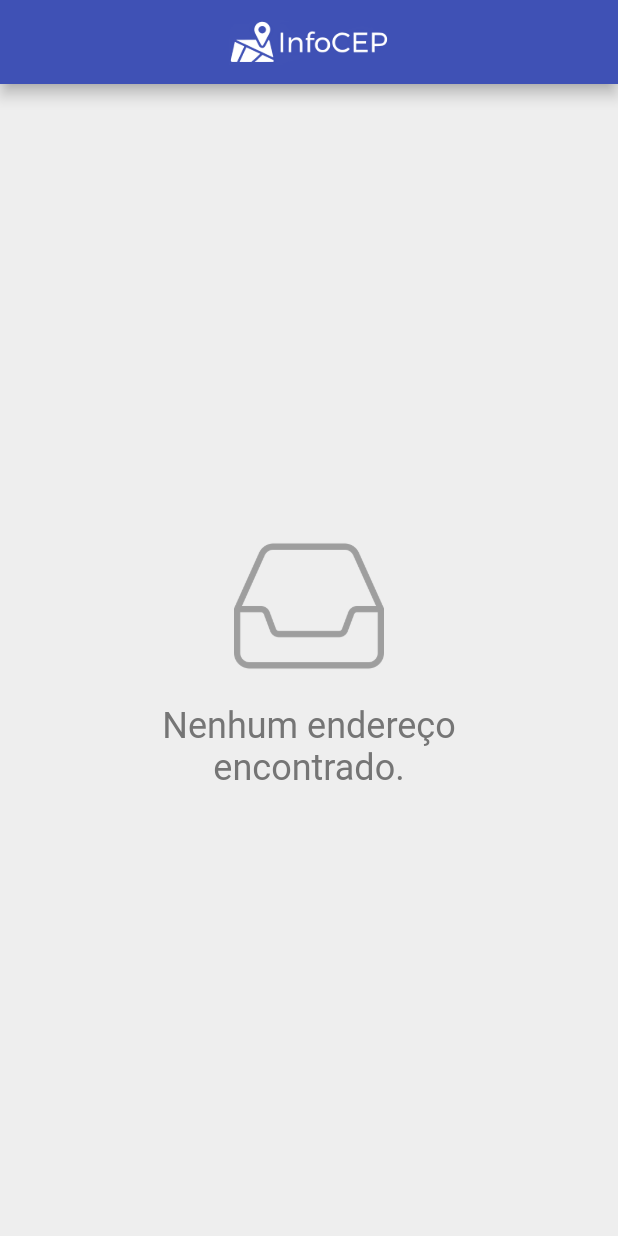
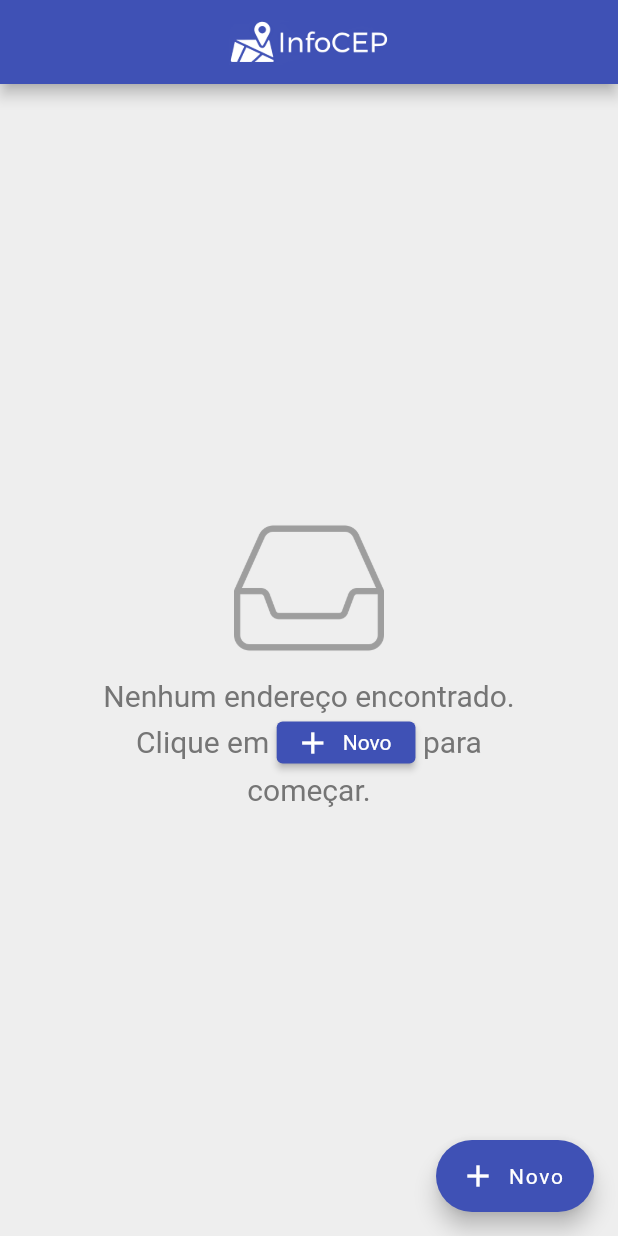
Before and after one commit to DCubix/infocep, a Flutter app: the screen it shows after launch, on a phone screen of 412 x 824 dp. Run offline on Flutter 3.47's test engine with Material 2 defaults, Android fonts, the phone set to English and light mode, and no system bars; our stand-ins replace flutter_spinkit, get, sembast.

Commit message:
:construction: Ajustes widget "Empty" + README

```diff
--- a/lib/pages/home.dart
+++ b/lib/pages/home.dart
@@ -1,3 +1,4 @@
+import 'package:flutter/gestures.dart';
 import 'package:flutter/material.dart';
 import 'package:get/get.dart';
 import 'package:infocep/models/endereco.dart';
@@ -37,7 +38,12 @@ class _HomePageState extends State<HomePage> {
       : null;
 
     final list = await dao.query(
-      finder: Finder(filter: filter, offset: start, limit: 20, sortOrders: [ SortOrder('dataRegistro', false) ])
+      finder: Finder(
+        filter: filter,
+        offset: start,
+        limit: 20,
+        sortOrders: [ SortOrder('dataRegistro', false) ],
+      ),
     );
 
     if (list.isEmpty) {
@@ -49,6 +55,7 @@ class _HomePageState extends State<HomePage> {
 
   @override
   Widget build(BuildContext context) {
+    final theme = Theme.of(context);
     return Scaffold(
       appBar: AppBar(
         title: const AppTitle(),
@@ -63,9 +70,27 @@ class _HomePageState extends State<HomePage> {
 
           final data = snap.data ?? [];
           if (data.isEmpty) {
-            return const Empty(
+            return Empty(
               state: EmptyState.empty,
-              message: 'Nenhum endereço encontrado.',
+              message: [
+                const TextSpan(
+                  text: 'Nenhum endereço encontrado. Clique em '
+                ),
+                WidgetSpan(
+                  alignment: PlaceholderAlignment.middle,
+                  child: ElevatedButton.icon(
+                    style: ElevatedButton.styleFrom(
+                      visualDensity: VisualDensity.compact,
+                    ),
+                    onPressed: () {},
+                    label: const Text('Novo'),
+                    icon: const Icon(Icons.add),
+                  ),
+                ),
+                const TextSpan(
+                  text: ' para começar.'
+                ),
+              ],
             );
           }
 
@@ -74,6 +99,11 @@ class _HomePageState extends State<HomePage> {
           );
         },
       ),
+      floatingActionButton: FloatingActionButton.extended(
+        onPressed: () {},
+        icon: const Icon(Icons.add),
+        label: const Text('Novo'),
+      ),
     );
   }
 }
--- a/lib/theme.dart
+++ b/lib/theme.dart
@@ -28,12 +28,9 @@ final ThemeData appTheme = ThemeData(
     minWidth: 88,
     height: 36,
     padding: EdgeInsets.only(top: 0, bottom: 0, left: 16, right: 16),
-    shape: StadiumBorder(
-        side: BorderSide(
-      color: Color(0xff000000),
-      width: 0,
-      style: BorderStyle.none,
-    )),
+    shape: RoundedRectangleBorder(
+      borderRadius: BorderRadius.all(Radius.circular(99.0)),
+    ),
     alignedDropdown: false,
     buttonColor: Color(0xff3f51b5),
     disabledColor: Color(0x61000000),
--- a/lib/widgets/empty.dart
+++ b/lib/widgets/empty.dart
@@ -14,24 +14,31 @@ class Empty extends StatelessWidget {
   const Empty({ required this.state, required this.message, super.key});
 
   final EmptyState state;
-  final String message;
+  final List<InlineSpan> message;
 
   @override
   Widget build(BuildContext context) {
-    final textStyle = TextStyle(
-      fontSize: 24.0,
+    final theme = Theme.of(context);
+    final textStyle = theme.textTheme.headline6!.copyWith(
       fontWeight: FontWeight.w400,
       color: Colors.grey[600],
     );
+
     return Center(
       child: SizedBox(
-        width: 250.0,
+        width: 300.0,
         child: Column(
           mainAxisSize: MainAxisSize.min,
           children: [
             Image.asset(_emptyStateImages[state]!, width: 100.0, color: Colors.grey[500],),
-            const SizedBox(height: 16.0,),
-            Text(message, style: textStyle, textAlign: TextAlign.center),
+            const SizedBox(height: 10.0,),
+            RichText(
+              textAlign: TextAlign.center,
+              text: TextSpan(
+                style: textStyle,
+                children: message,
+              ),
+            ),
           ],
         ),
       ),
```
Also changed, not shown: 1 other file.
